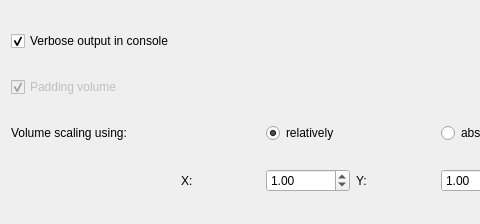
Before: the Qt Designer form src/Interface/Modules/Fields/InterfaceWithCleaverDialog.ui in SCIInstitute/SCIRun, drawn with Qt 5; both pictures show x 0 to 480 and y 0 to 224 of the 711 by 224 pixel window.
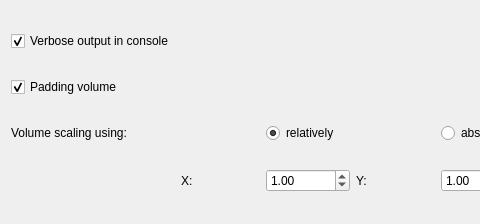
After: the same form once the commit is applied.

Patch:
```diff
--- a/src/Interface/Modules/Fields/InterfaceWithCleaverDialog.ui
+++ b/src/Interface/Modules/Fields/InterfaceWithCleaverDialog.ui
@@ -60,15 +60,9 @@
    </item>
    <item row="1" column="0" colspan="2">
     <widget class="QCheckBox" name="PaddingCheckBox_">
-     <property name="enabled">
-      <bool>false</bool>
-     </property>
      <property name="text">
       <string>Padding volume</string>
      </property>
-     <property name="checkable">
-      <bool>true</bool>
-     </property>
      <property name="checked">
       <bool>true</bool>
      </property>
```
Left out of the diff: 3 changed lines with no effect on the pictures.
